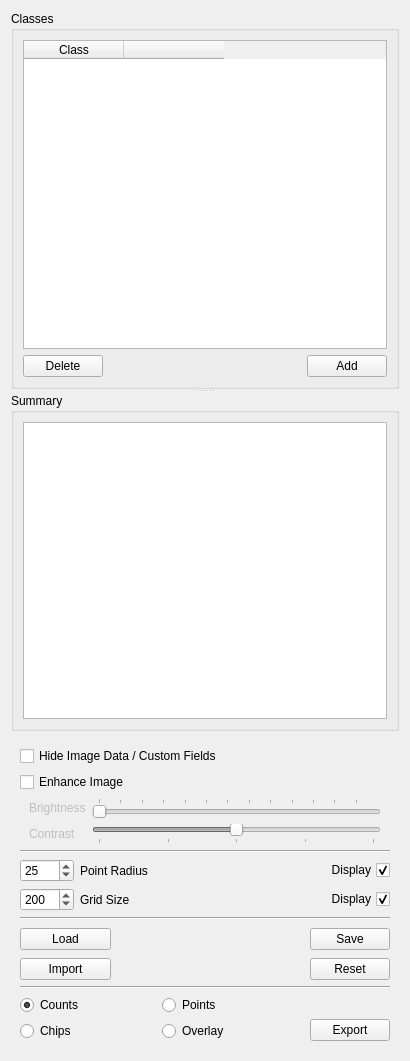
Above: ddg/point_widget.ui from persts/DotDotGoose before the change. Below: the same form after it.
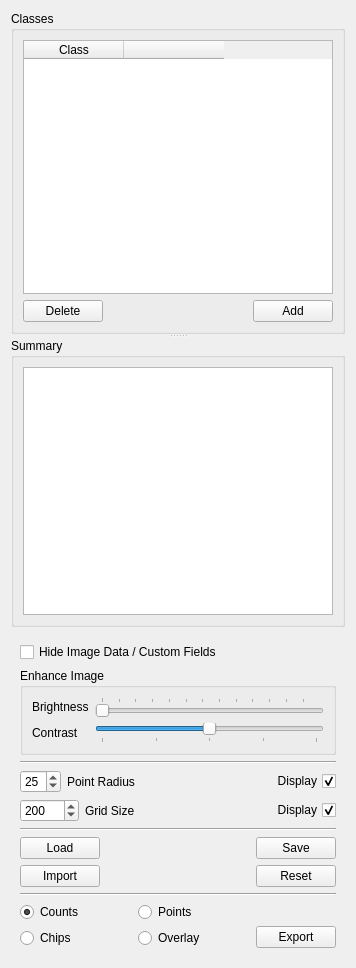
That is the form after the change. Icons and pictures are not drawn.

```diff
--- a/ddg/point_widget.ui
+++ b/ddg/point_widget.ui
@@ -6,8 +6,8 @@
    <rect>
     <x>0</x>
     <y>0</y>
-    <width>410</width>
-    <height>1061</height>
+    <width>356</width>
+    <height>968</height>
    </rect>
   </property>
   <property name="windowTitle">
@@ -127,41 +127,12 @@
       <enum>QFrame::Plain</enum>
      </property>
      <layout class="QGridLayout" name="gridLayout_4">
-      <item row="0" column="0" colspan="7">
-       <widget class="QCheckBox" name="checkBoxImageFields">
-        <property name="text">
-         <string>Hide Image Data / Custom Fields</string>
-        </property>
-       </widget>
-      </item>
-      <item row="1" column="0" colspan="7">
-       <widget class="QCheckBox" name="checkBoxEnhanceImage">
-        <property name="text">
+      <item row="1" column="0" colspan="3">
+       <widget class="QGroupBox" name="groupBox">
+        <property name="title">
          <string>Enhance Image</string>
         </property>
-       </widget>
-      </item>
-      <item row="2" column="0" colspan="7">
-       <widget class="QFrame" name="frameEnhanceImage">
-        <property name="enabled">
-         <bool>false</bool>
-        </property>
-        <property name="frameShape">
-         <enum>QFrame::NoFrame</enum>
-        </property>
-        <property name="frameShadow">
-         <enum>QFrame::Plain</enum>
-        </property>
-        <property name="lineWidth">
-         <number>0</number>
-        </property>
         <layout class="QGridLayout" name="gridLayout">
-         <property name="topMargin">
-          <number>0</number>
-         </property>
-         <property name="bottomMargin">
-          <number>0</number>
-         </property>
          <item row="0" column="0">
           <widget class="QLabel" name="label">
            <property name="text">
@@ -229,14 +200,16 @@
         </layout>
        </widget>
       </item>
-      <item row="3" column="0" colspan="7">
+      <item row="2" column="0" colspan="3">
        <widget class="Line" name="line_3">
         <property name="orientation">
          <enum>Qt::Horizontal</enum>
         </property>
        </widget>
       </item>
-      <item row="4" column="0">
+      <item row="3" column="0" colspan="3">
+       <layout class="QGridLayout" name="gridLayout_3">
+        <item row="0" column="0">
        <widget class="QSpinBox" name="spinBoxPointRadius">
         <property name="minimum">
          <number>1</number>
@@ -252,14 +225,14 @@
         </property>
        </widget>
       </item>
-      <item row="4" column="1" colspan="2">
+        <item row="0" column="1" colspan="2">
        <widget class="QLabel" name="label_2">
         <property name="text">
          <string>Point Radius</string>
         </property>
        </widget>
       </item>
-      <item row="4" column="3">
+        <item row="0" column="3">
        <spacer name="horizontalSpacer">
         <property name="orientation">
          <enum>Qt::Horizontal</enum>
@@ -272,17 +245,7 @@
         </property>
        </spacer>
       </item>
-      <item row="4" column="4" colspan="2">
-       <widget class="QLabel" name="labelPointColor">
-        <property name="toolTip">
-         <string>Active class point color. Click to change.</string>
-        </property>
-        <property name="text">
-         <string/>
-        </property>
-       </widget>
-      </item>
-      <item row="4" column="6">
+        <item row="0" column="4">
        <widget class="QCheckBox" name="checkBoxDisplayPoints">
         <property name="toolTip">
          <string>Display points.</string>
@@ -298,7 +261,7 @@
         </property>
        </widget>
       </item>
-      <item row="5" column="0">
+        <item row="1" column="0" colspan="2">
        <widget class="QSpinBox" name="spinBoxGrid">
         <property name="maximum">
          <number>1000</number>
@@ -311,14 +274,14 @@
         </property>
        </widget>
       </item>
-      <item row="5" column="1" colspan="2">
+        <item row="1" column="2">
        <widget class="QLabel" name="label_3">
         <property name="text">
          <string>Grid Size</string>
         </property>
        </widget>
       </item>
-      <item row="5" column="3">
+        <item row="1" column="3">
        <spacer name="horizontalSpacer_4">
         <property name="orientation">
          <enum>Qt::Horizontal</enum>
@@ -331,17 +294,7 @@
         </property>
        </spacer>
       </item>
-      <item row="5" column="4" colspan="2">
-       <widget class="QLabel" name="labelGridColor">
-        <property name="toolTip">
-         <string>Grid color. Click to change.</string>
-        </property>
-        <property name="text">
-         <string/>
-        </property>
-       </widget>
-      </item>
-      <item row="5" column="6">
+        <item row="1" column="4">
        <widget class="QCheckBox" name="checkBoxDisplayGrid">
         <property name="toolTip">
          <string>Display grid.</string>
@@ -357,14 +310,16 @@
         </property>
        </widget>
       </item>
-      <item row="6" column="0" colspan="7">
+       </layout>
+      </item>
+      <item row="4" column="0" colspan="3">
        <widget class="Line" name="line_2">
         <property name="orientation">
          <enum>Qt::Horizontal</enum>
         </property>
        </widget>
       </item>
-      <item row="7" column="0" rowspan="2" colspan="2">
+      <item row="5" column="0" rowspan="2">
        <widget class="QPushButton" name="pushButtonLoadPoints">
         <property name="toolTip">
          <string>Load point file.</string>
@@ -384,7 +339,7 @@
         </property>
        </widget>
       </item>
-      <item row="7" column="5" rowspan="2" colspan="2">
+      <item row="5" column="2" rowspan="2">
        <widget class="QPushButton" name="pushButtonSave">
         <property name="toolTip">
          <string>Save point file.</string>
@@ -404,7 +359,7 @@
         </property>
        </widget>
       </item>
-      <item row="8" column="2" colspan="2">
+      <item row="6" column="1">
        <spacer name="horizontalSpacer_3">
         <property name="orientation">
          <enum>Qt::Horizontal</enum>
@@ -417,7 +372,7 @@
         </property>
        </spacer>
       </item>
-      <item row="9" column="0" colspan="2">
+      <item row="7" column="0">
        <widget class="QPushButton" name="pushButtonImport">
         <property name="toolTip">
          <string>Import classes and custom fields from existing point file.</string>
@@ -437,7 +392,7 @@
         </property>
        </widget>
       </item>
-      <item row="9" column="2" colspan="2">
+      <item row="7" column="1">
        <spacer name="horizontalSpacer_7">
         <property name="orientation">
          <enum>Qt::Horizontal</enum>
@@ -450,7 +405,7 @@
         </property>
        </spacer>
       </item>
-      <item row="9" column="5" colspan="2">
+      <item row="7" column="2">
        <widget class="QPushButton" name="pushButtonReset">
         <property name="toolTip">
          <string>Reset point file.</string>
@@ -470,14 +425,14 @@
         </property>
        </widget>
       </item>
-      <item row="10" column="0" colspan="7">
+      <item row="8" column="0" colspan="3">
        <widget class="Line" name="line">
         <property name="orientation">
          <enum>Qt::Horizontal</enum>
         </property>
        </widget>
       </item>
-      <item row="11" column="0" rowspan="2" colspan="4">
+      <item row="9" column="0" rowspan="2" colspan="2">
        <layout class="QGridLayout" name="gridLayout_2">
         <item row="0" column="0">
          <widget class="QRadioButton" name="radioButtonCounts">
@@ -512,7 +467,7 @@
         </item>
        </layout>
       </item>
-      <item row="12" column="5" colspan="2">
+      <item row="10" column="2">
        <widget class="QPushButton" name="pushButtonExport">
         <property name="toolTip">
          <string>Export</string>
@@ -532,7 +487,46 @@
         </property>
        </widget>
       </item>
+      <item row="0" column="0" colspan="3">
+       <widget class="QCheckBox" name="checkBoxImageFields">
+        <property name="text">
+         <string>Hide Image Data / Custom Fields</string>
+        </property>
+       </widget>
+      </item>
      </layout>
+     <widget class="QLabel" name="labelPointColor">
+      <property name="geometry">
+       <rect>
+        <x>292</x>
+        <y>209</y>
+        <width>16</width>
+        <height>17</height>
+       </rect>
+      </property>
+      <property name="toolTip">
+       <string>Active class point color. Click to change.</string>
+      </property>
+      <property name="text">
+       <string/>
+      </property>
+     </widget>
+     <widget class="QLabel" name="labelGridColor">
+      <property name="geometry">
+       <rect>
+        <x>292</x>
+        <y>244</y>
+        <width>16</width>
+        <height>17</height>
+       </rect>
+      </property>
+      <property name="toolTip">
+       <string>Grid color. Click to change.</string>
+      </property>
+      <property name="text">
+       <string/>
+      </property>
+     </widget>
     </widget>
    </item>
   </layout>
```
Lines whose indentation alone changed are shown as unchanged.
